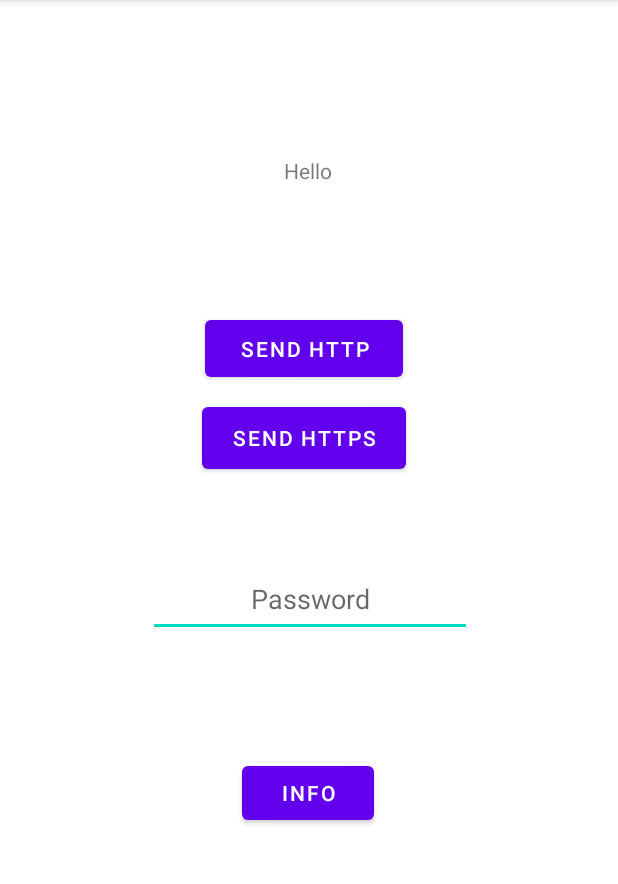
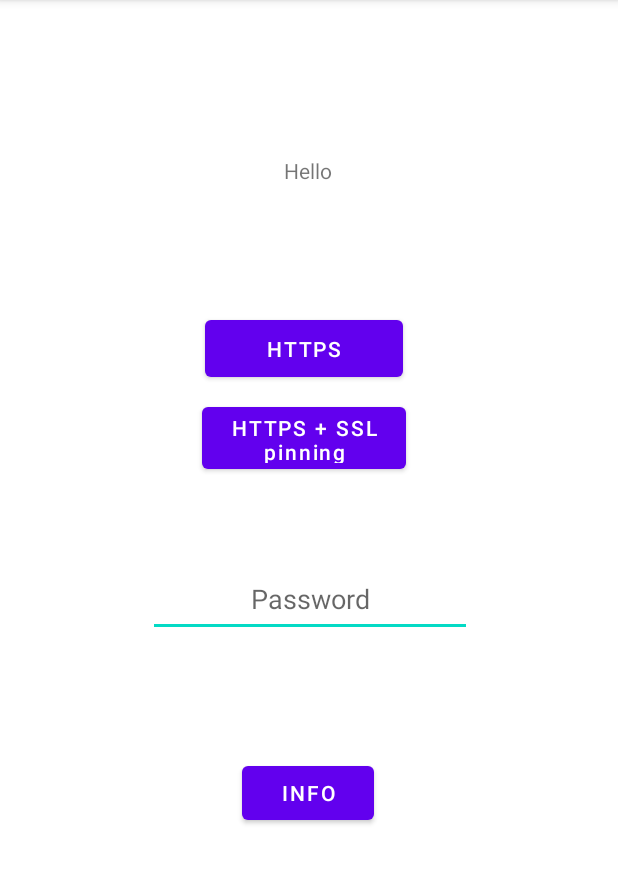
Before and after one commit to AfifAlfahmi/Hack, an Android app: the screen it shows after launch (MainActivity), on a phone screen of 412 x 824 dp, the part 84-968 px from its top. Run offline under Robolectric (Android 15) with nearby library versions, the phone set to English and light mode, and no system bars; libraries missing offline, so code that uses them is left out: com.amplifyframework, com.amplifyframework.api, com.amplifyframework.core, com.amplifyframework.datastore; 1 statement that could not run was skipped.

Commit message:
request to api using https and ssl pinning

```diff
--- a/app/src/main/AndroidManifest.xml
+++ b/app/src/main/AndroidManifest.xml
@@ -11,6 +11,8 @@
         android:icon="@mipmap/ic_launcher"
         android:label="@string/app_name"
         android:debuggable="false"
+        android:usesCleartextTraffic="true"
+        android:networkSecurityConfig="@xml/network_security_config"
         android:roundIcon="@mipmap/ic_launcher_round"
         android:supportsRtl="true"
         android:theme="@style/Theme.Hack"
--- a/app/src/main/java/com/afif/hack/MainActivity.java
+++ b/app/src/main/java/com/afif/hack/MainActivity.java
@@ -9,13 +9,18 @@ import android.content.Intent;
 import android.content.IntentFilter;
 import android.database.Cursor;
 import android.net.ConnectivityManager;
-import android.net.Uri;
 import android.os.Bundle;
 import android.util.Log;
 import android.view.View;
 import android.widget.Button;
 import android.widget.EditText;
 import android.widget.TextView;
+
+import com.amplifyframework.AmplifyException;
+import com.amplifyframework.api.aws.AWSApiPlugin;
+import com.amplifyframework.core.Amplify;
+import com.amplifyframework.datastore.AWSDataStorePlugin;
+import com.amplifyframework.datastore.generated.model.Todo;
 
 public class MainActivity extends AppCompatActivity {
 
@@ -37,40 +42,37 @@ public class MainActivity extends AppCompatActivity {
 
 
         Button infoBtn = findViewById(R.id.info_btn);
-        Button plainConnectionBtn = findViewById(R.id.btn_http);
         Button secureConnectionBtn = findViewById(R.id.btn_https);
+        Button sslConnectionBtn = findViewById(R.id.btn_ssl);
 
 
         etPassword = findViewById(R.id.etPassword);
         tvPassStatus = findViewById(R.id.tvPassStatus);
 
 
-        Intent intent = new Intent(this,InfoActivity.class);
+        Intent intent = new Intent(this, InfoActivity.class);
 
-        Intent serviceIntent = new Intent(this,MyService.class);
+        Intent serviceIntent = new Intent(this, MyService.class);
 
-       //startService(serviceIntent);
+        //startService(serviceIntent);
 
 
-        infoBtn.setOnClickListener(new View.OnClickListener(){
+        infoBtn.setOnClickListener(new View.OnClickListener() {
 
             @Override
             public void onClick(View view) {
                 //
-                if(isCorrectPassword(etPassword.getText().toString())){
-                    if(etPassword.getText().toString().equals(log_pass)){
-                        intent.putExtra("level",1);
-                    }
-                    else if(etPassword.getText().toString().equals("flag{pass_shared}")){
-                        intent.putExtra("level",2);
-                    }
-                    else {
-                        intent.putExtra("level",3);
+                if (isCorrectPassword(etPassword.getText().toString())) {
+                    if (etPassword.getText().toString().equals(log_pass)) {
+                        intent.putExtra("level", 1);
+                    } else if (etPassword.getText().toString().equals("flag{pass_shared}")) {
+                        intent.putExtra("level", 2);
+                    } else {
+                        intent.putExtra("level", 3);
                     }
 
                     startActivity(intent);
-                }
-                else{
+                } else {
                     tvPassStatus.setText("Wrong password");
                 }
             }
@@ -82,12 +84,12 @@ public class MainActivity extends AppCompatActivity {
 
         filter.addAction(Intent.ACTION_AIRPLANE_MODE_CHANGED);
 
-        registerReceiver(broadcastReceiver,filter);
+        registerReceiver(broadcastReceiver, filter);
 
 
         ContentValues values = new ContentValues();
-        values.put(DatabaseHelper.CONTACT_NAME,"Afif");
-        values.put(DatabaseHelper.PHONE_NUM,"000000000001");
+        values.put(DatabaseHelper.CONTACT_NAME, "Afif");
+        values.put(DatabaseHelper.PHONE_NUM, "000000000001");
 
         // Insert a new contact
 
@@ -97,41 +99,45 @@ public class MainActivity extends AppCompatActivity {
         Cursor cursor = getContentResolver().query(MyContentProvider.CONTENT_URI, null, null, null, null);
 
         if (cursor.moveToFirst()) {
-            do{
-                Log.d("content_provider", "Contact name: "+cursor.getString(cursor.getColumnIndex(DatabaseHelper.CONTACT_NAME)));
-                Log.d("content_provider", "Phone num: "+cursor.getString(cursor.getColumnIndex(DatabaseHelper.PHONE_NUM)));
+            do {
+                Log.d("content_provider", "Contact name: " + cursor.getString(cursor.getColumnIndex(DatabaseHelper.CONTACT_NAME)));
+                Log.d("content_provider", "Phone num: " + cursor.getString(cursor.getColumnIndex(DatabaseHelper.PHONE_NUM)));
 
             } while (cursor.moveToNext());
         }
 
+
         // connect to remote aws server
 
-        plainConnectionBtn.setOnClickListener(new View.OnClickListener(){
+        secureConnectionBtn.setOnClickListener(new View.OnClickListener() {
             @Override
             public void onClick(View view) {
+
+                Connection.getInfo();
             }
         });
-        secureConnectionBtn.setOnClickListener(new View.OnClickListener(){
+
+        sslConnectionBtn.setOnClickListener(new View.OnClickListener() {
             @Override
             public void onClick(View view) {
+
+                Connection.getInfoSSl();
             }
         });
 
 
     }
 
-    public boolean isCorrectPassword(String inpPass){
+    public boolean isCorrectPassword(String inpPass) {
 
         boolean result = false;
 
-        if(inpPass.equals(log_pass)){
+        if (inpPass.equals(log_pass)) {
             result = true;
-        }
-
-        else if(inpPass.equals(Shared.getPassword(this))){
+        } else if (inpPass.equals(Shared.getPassword(this))) {
             result = true;
         }
         return result;
     }
 
-    }
+}
--- a/app/src/main/res/layout/activity_main.xml
+++ b/app/src/main/res/layout/activity_main.xml
@@ -40,7 +40,7 @@
         app:layout_constraintEnd_toEndOf="parent"
         app:layout_constraintHorizontal_bias="0.502"
         app:layout_constraintStart_toStartOf="parent"
-        app:layout_constraintTop_toBottomOf="@+id/btn_https" />
+        app:layout_constraintTop_toBottomOf="@+id/btn_ssl" />
 
     <TextView
         android:id="@+id/tvPassStatus"
@@ -55,25 +55,27 @@
         app:textAllCaps="true" />
 
     <Button
-        android:id="@+id/btn_http"
+        android:id="@+id/btn_https"
         android:layout_width="132dp"
         android:layout_height="50dp"
         android:layout_marginTop="84dp"
-        android:text="send HTTP"
+        android:text="HTTPS"
+        android:textAllCaps="false"
         app:layout_constraintEnd_toEndOf="parent"
         app:layout_constraintHorizontal_bias="0.488"
         app:layout_constraintStart_toStartOf="parent"
         app:layout_constraintTop_toBottomOf="@+id/textView" />
 
     <Button
-        android:id="@+id/btn_https"
+        android:id="@+id/btn_ssl"
         android:layout_width="136dp"
         android:layout_height="53dp"
         android:layout_marginTop="8dp"
-        android:text="send HTTPS"
+        android:text="HTTPS + SSL pinning"
+        android:textAllCaps="false"
         app:layout_constraintEnd_toEndOf="parent"
         app:layout_constraintHorizontal_bias="0.487"
         app:layout_constraintStart_toStartOf="parent"
-        app:layout_constraintTop_toBottomOf="@+id/btn_http" />
+        app:layout_constraintTop_toBottomOf="@+id/btn_https" />
 
 </androidx.constraintlayout.widget.ConstraintLayout>
--- /dev/null
+++ b/app/src/main/res/xml/network_security_config.xml
@@ -0,0 +1,6 @@
+<?xml version="1.0" encoding="utf-8"?>
+<network-security-config>
+    <domain-config cleartextTrafficPermitted="true">
+        <domain includeSubdomains="true">r90iy4wchd.execute-api.us-east-1.amazonaws.com</domain>
+    </domain-config>
+</network-security-config>
```
Also changed, not shown: app/build.gradle (+23 -0 lines), app/src/main/java/com/afif/hack/Body.java (added, +14 -0 lines), app/src/main/java/com/afif/hack/Connection.java (+85 -0 lines), app/src/main/java/com/afif/hack/Info.java (added, +28 -0 lines), app/src/main/java/com/afif/hack/RemoteApi.java (added, +11 -0 lines), build.gradle (+15 -0 lines).
